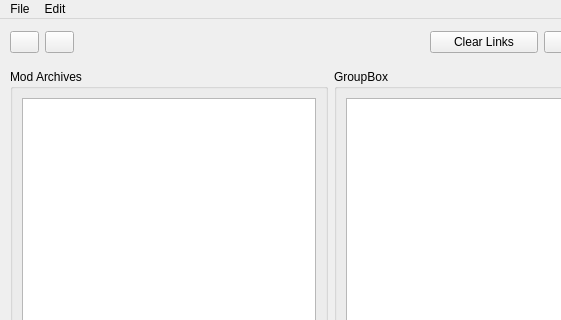
The window that ui/modlink.ui (rcn8397/modlink) describes before a commit, drawn with Qt 5; both pictures show x 0 to 561 and y 0 to 320 of the 678 by 640 pixel window.
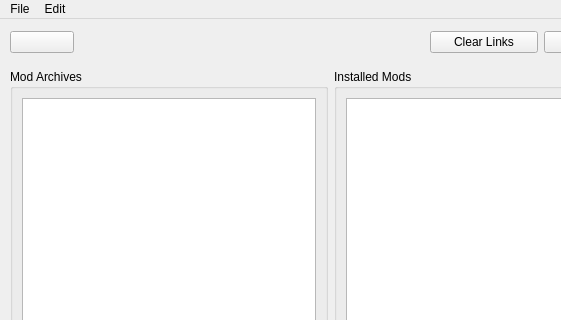
The same window after the commit. Icons and pictures are not drawn.

```diff
--- a/ui/modlink.ui
+++ b/ui/modlink.ui
@@ -14,7 +14,7 @@
    <string>MainWindow</string>
   </property>
   <widget class="QWidget" name="centralwidget">
-   <widget class="QWidget" name="">
+   <widget class="QWidget" name="layoutWidget">
     <property name="geometry">
      <rect>
       <x>10</x>
@@ -30,23 +30,14 @@
         <string/>
        </property>
        <property name="icon">
-        <iconset theme="list-add"/>
-       </property>
-      </widget>
-     </item>
-     <item row="0" column="1">
-      <widget class="QPushButton" name="uninstallModButton">
-       <property name="text">
-        <string/>
-       </property>
-       <property name="icon">
-        <iconset theme="list-remove"/>
+        <iconset theme="view-refresh">
+         <normaloff>.</normaloff>.</iconset>
        </property>
       </widget>
      </item>
     </layout>
    </widget>
-   <widget class="QWidget" name="">
+   <widget class="QWidget" name="layoutWidget">
     <property name="geometry">
      <rect>
       <x>10</x>
@@ -88,7 +79,7 @@
      <item>
       <widget class="QGroupBox" name="groupBox_2">
        <property name="title">
-        <string>GroupBox</string>
+        <string>Installed Mods</string>
        </property>
        <layout class="QVBoxLayout" name="verticalLayout_2">
         <item>
@@ -116,7 +107,7 @@
      </item>
     </layout>
    </widget>
-   <widget class="QWidget" name="">
+   <widget class="QWidget" name="layoutWidget">
     <property name="geometry">
      <rect>
       <x>430</x>
```
Left out of the diff: 75 changed lines with no effect on the pictures.
